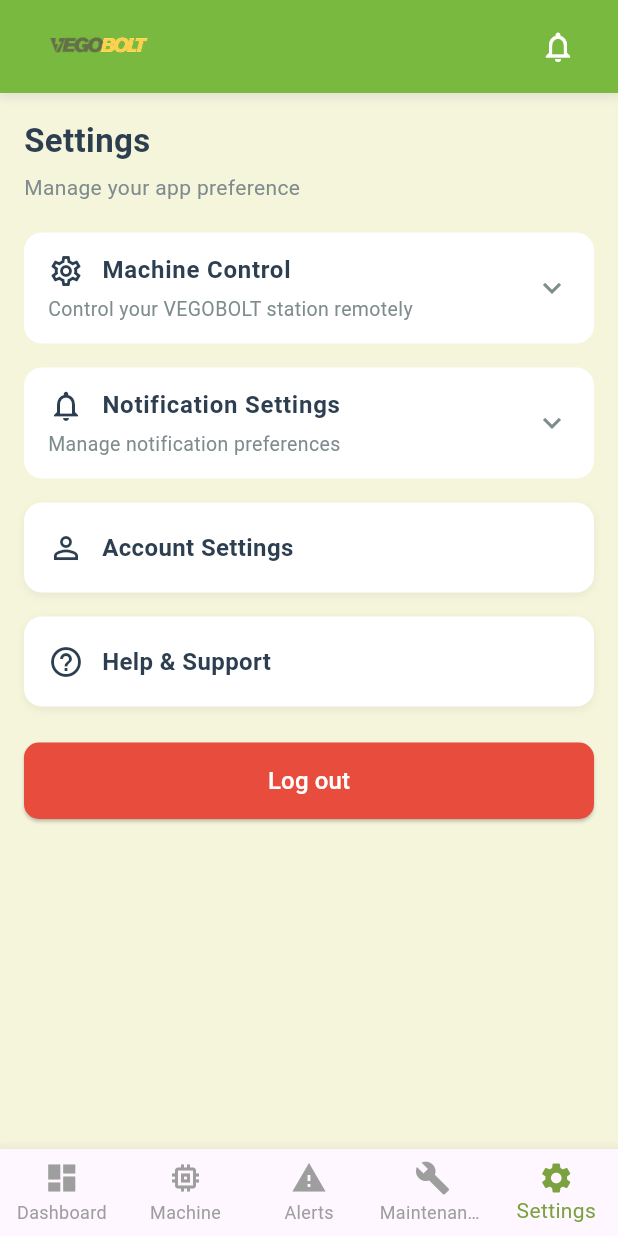
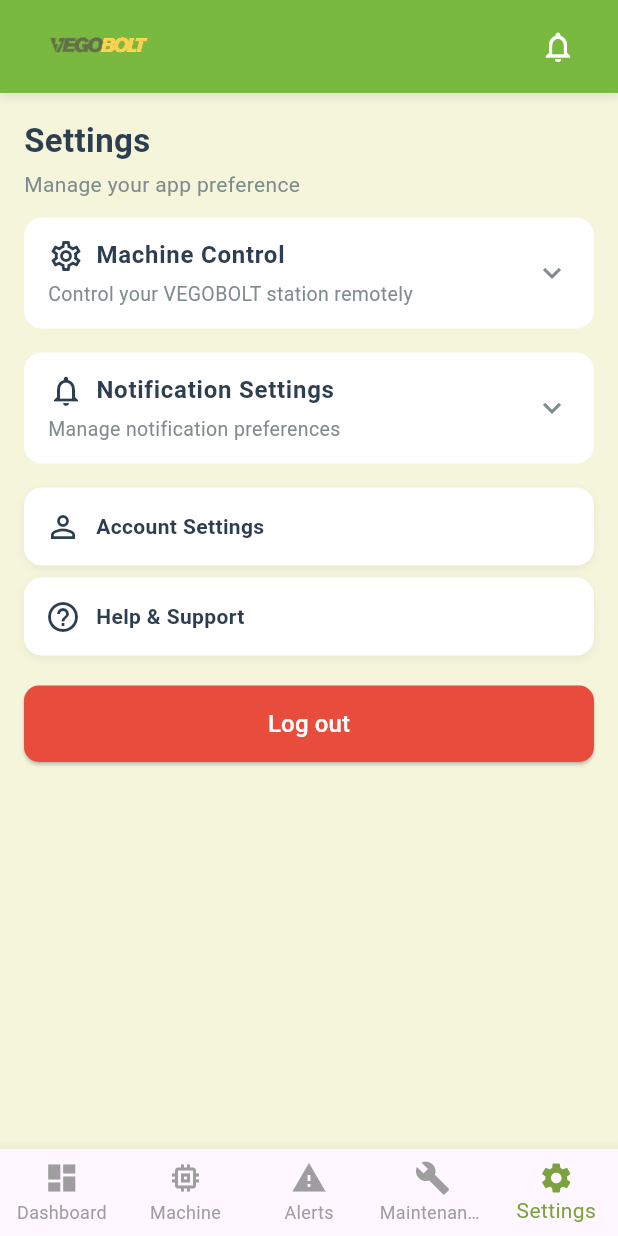
Before and after one commit to Masdyyy/Vegobolt-App, a Flutter app: the SettingsPage screen opened by its route, on a phone screen of 412 x 824 dp. Run offline on Flutter 3.47's test engine with Material 3 defaults, Android fonts, the phone set to English and light mode, and no system bars; our stand-ins replace flutter_secure_storage; accounts and stored records are empty; network calls fail.

Commit message:
Refactor UI and improve maintenance modal
Replaces custom paddings with SafeArea for consistent spacing across Dashboard, Machine, Alerts, and Settings pages. Refactors Settings page to remove unused imports and update tile/switch styles. Enhances add_maintenance_modal to support edit mode, initial data, required date selection, and improved priority color handling.

```diff
--- a/vegobolt/lib/Pages/Settings.dart
+++ b/vegobolt/lib/Pages/Settings.dart
@@ -8,8 +8,6 @@ import 'machine.dart';
 import 'alerts.dart';
 import 'maintenance.dart';
 import 'login.dart';
-import 'HelpSupport.dart';
-import 'AccountSettings.dart';
 
 class SettingsPage extends StatefulWidget {
   const SettingsPage({super.key});
@@ -53,7 +51,8 @@ class _SettingsPageState extends State<SettingsPage> {
   Widget build(BuildContext context) {
     return Scaffold(
       backgroundColor: AppColors.backgroundColor,
-      body: Column(
+      body: SafeArea(
+        child: Column(
           children: [
             const Header(),
             Expanded(
@@ -70,12 +69,15 @@ class _SettingsPageState extends State<SettingsPage> {
                         color: AppColors.textPrimary,
                       ),
                     ),
-                  const SizedBox(height: 6),
+                    const SizedBox(height: 4),
                     const Text(
                       'Manage your app preference',
-                    style: TextStyle(color: AppColors.textSecondary),
+                      style: TextStyle(
+                        color: AppColors.textSecondary,
+                        fontSize: 14,
                       ),
-                  const SizedBox(height: 20),
+                    ),
+                    const SizedBox(height: 12),
 
                     // MACHINE CONTROL
                     _buildExpandableCard(
@@ -133,24 +135,10 @@ class _SettingsPageState extends State<SettingsPage> {
                     const SizedBox(height: 16),
 
                     // ACCOUNT & HELP
-                  _buildTile(Icons.person_outline, 'Account Settings', () {
-                    Navigator.push(
-                      context,
-                      MaterialPageRoute(
-                        builder: (_) => const AccountSettingsPage(),
-                      ),
-                    );
-                  }),
-                  const SizedBox(height: 16),
-                  _buildTile(Icons.help_outline, 'Help & Support', () {
-                    Navigator.push(
-                      context,
-                      MaterialPageRoute(
-                        builder: (_) => const HelpSupportPage(),
-                      ),
-                    );
-                  }),
-                  const SizedBox(height: 24),
+                    _buildTile(Icons.person_outline, 'Account Settings', () {}),
+                    const SizedBox(height: 8),
+                    _buildTile(Icons.help_outline, 'Help & Support', () {}),
+                    const SizedBox(height: 20),
 
                     // LOG OUT
                     SizedBox(
@@ -166,7 +154,8 @@ class _SettingsPageState extends State<SettingsPage> {
                         onPressed: _logout,
                         child: const Text(
                           'Log out',
-                        style: TextStyle(color: Colors.white, fontSize: 16),
+                          style:
+                              TextStyle(color: Colors.white, fontSize: 16),
                         ),
                       ),
                     ),
@@ -175,6 +164,7 @@ class _SettingsPageState extends State<SettingsPage> {
               ),
             ),
           ],
+        ),
       ),
       bottomNavigationBar: NavBar(
         currentIndex: 4,
@@ -204,13 +194,12 @@ class _SettingsPageState extends State<SettingsPage> {
           tilePadding: const EdgeInsets.symmetric(horizontal: 16),
           title: Row(
             children: [
-              Icon(icon, color: AppColors.textPrimary, size: 24),
-              const SizedBox(width: 12),
+              Icon(icon, color: AppColors.textPrimary),
+              const SizedBox(width: 8),
               Text(
                 title,
                 style: const TextStyle(
-                  fontSize: 16,
-                  fontWeight: FontWeight.w600,
+                  fontWeight: FontWeight.bold,
                   color: AppColors.textPrimary,
                 ),
               ),
@@ -221,8 +210,8 @@ class _SettingsPageState extends State<SettingsPage> {
             child: Text(
               subtitle,
               style: const TextStyle(
+                color: AppColors.textSecondary,
                 fontSize: 13,
-                color: AppColors.textSecondary,
               ),
             ),
           ),
@@ -247,7 +236,8 @@ class _SettingsPageState extends State<SettingsPage> {
     String sub,
     bool val,
     ValueChanged<bool> onChanged,
-  ) => Padding(
+  ) =>
+      Padding(
         padding: const EdgeInsets.symmetric(vertical: 6),
         child: Row(
           mainAxisAlignment: MainAxisAlignment.spaceBetween,
@@ -259,7 +249,6 @@ class _SettingsPageState extends State<SettingsPage> {
                   Text(
                     title,
                     style: const TextStyle(
-                  fontSize: 15,
                       fontWeight: FontWeight.w600,
                       color: AppColors.textPrimary,
                     ),
@@ -277,17 +266,18 @@ class _SettingsPageState extends State<SettingsPage> {
             Switch(
               value: val,
               onChanged: onChanged,
-          activeColor: AppColors.primaryGreen,
+              activeThumbColor: AppColors.primaryGreen,
             ),
           ],
         ),
       );
 
-  Widget _buildTile(IconData icon, String title, VoidCallback onTap) => InkWell(
+  Widget _buildTile(IconData icon, String title, VoidCallback onTap) =>
+      InkWell(
         onTap: onTap,
         borderRadius: BorderRadius.circular(12),
         child: Container(
-      padding: const EdgeInsets.symmetric(horizontal: 16, vertical: 18),
+          padding: const EdgeInsets.all(14),
           decoration: BoxDecoration(
             color: AppColors.cardBackground,
             borderRadius: BorderRadius.circular(12),
@@ -301,12 +291,11 @@ class _SettingsPageState extends State<SettingsPage> {
           ),
           child: Row(
             children: [
-          Icon(icon, color: AppColors.textPrimary, size: 24),
-          const SizedBox(width: 12),
+              Icon(icon, color: AppColors.textPrimary),
+              const SizedBox(width: 10),
               Text(
                 title,
                 style: const TextStyle(
-              fontSize: 16,
                   fontWeight: FontWeight.w600,
                   color: AppColors.textPrimary,
                 ),
```
Also changed, not shown: vegobolt/lib/Pages/Alerts.dart (+2 -20 lines), vegobolt/lib/Pages/Dashboard.dart (+10 -8 lines), vegobolt/lib/Pages/Machine.dart (+8 -3 lines), vegobolt/lib/components/add_maintenance_modal.dart (+50 -7 lines). Lines whose indentation alone changed are shown as unchanged.
